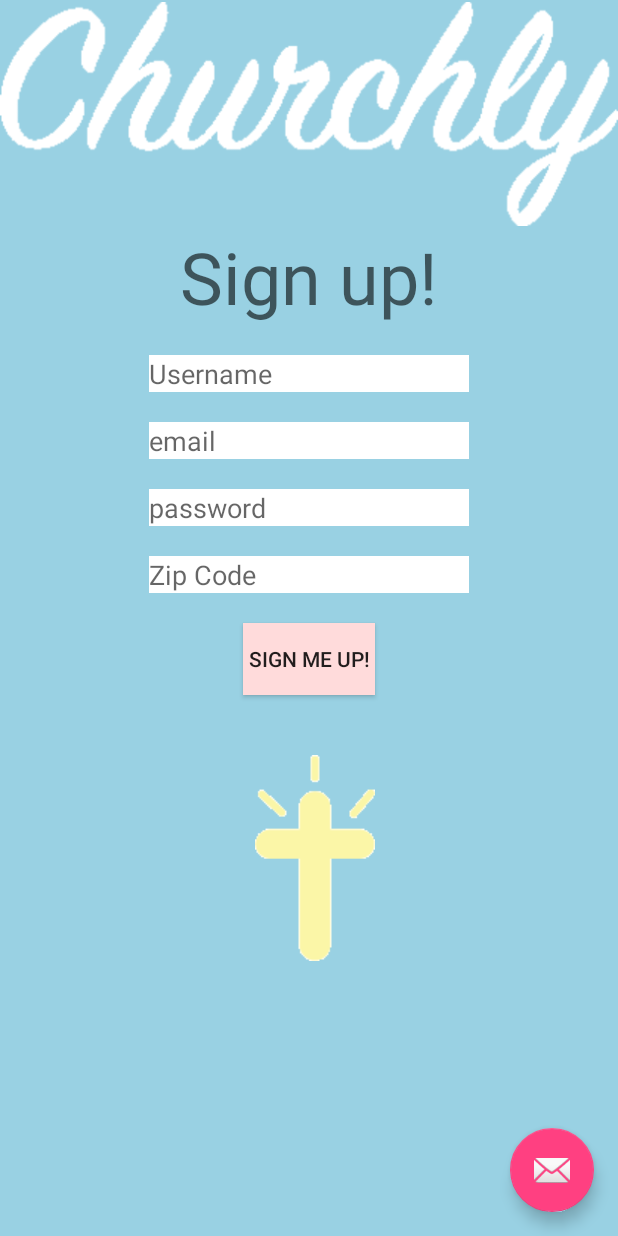
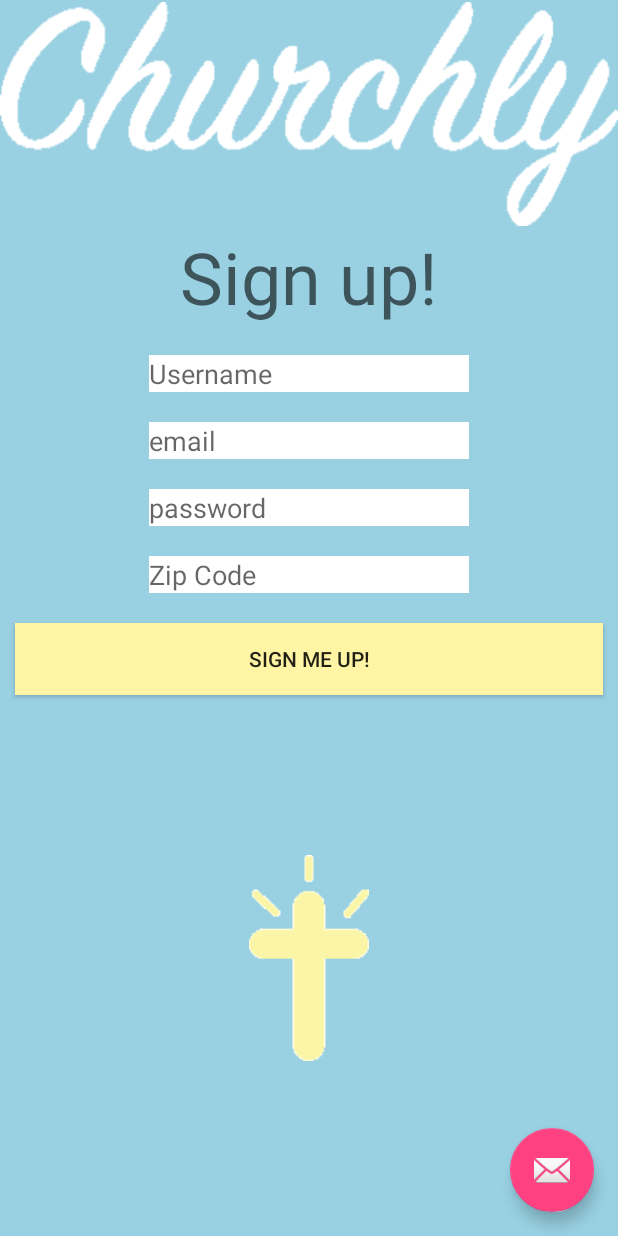
Before and after one commit to tessachi33/Churchly, an Android app: the SignupActivity2 screen opened directly, with no data from a screen before it, on a phone screen of 412 x 824 dp. Run offline under Robolectric (Android 15) with nearby library versions, the phone set to English and light mode, and no system bars; our stand-ins replace ButterKnife; libraries missing offline, so code that uses them is left out: com.parse.

Commit message:
Add fluid color scheme to content_activities

```diff
--- a/app/src/main/res/layout/content_login.xml
+++ b/app/src/main/res/layout/content_login.xml
@@ -82,7 +82,7 @@
         android:text="Log-in"
         android:id="@+id/loginButton"
         android:textStyle="bold"
-        android:background="#ffcbcb"
+        android:background="#ffd4da"
         android:layout_below="@+id/Password"
         android:layout_alignParentLeft="true"
         android:layout_alignParentStart="true"
--- a/app/src/main/res/layout/content_main.xml
+++ b/app/src/main/res/layout/content_main.xml
@@ -33,7 +33,7 @@
         android:text="Log-in"
         android:id="@+id/loginButton"
         android:textStyle="bold"
-        android:background="#ffcbcb"
+        android:background="#FFd4DA"
         android:layout_centerVertical="true"
         android:layout_alignParentLeft="true"
         android:layout_alignParentStart="true"/>
@@ -47,6 +47,6 @@
         android:layout_alignLeft="@+id/loginButton"
         android:layout_alignStart="@+id/loginButton"
         android:layout_marginTop="20dp"
-        android:background="#ffdbdb"
+        android:background="#FFF5A5"
         android:textStyle="bold" />
 </RelativeLayout>
--- a/app/src/main/res/layout/content_signup2.xml
+++ b/app/src/main/res/layout/content_signup2.xml
@@ -70,25 +70,23 @@
         android:background="@android:color/white" />
 
     <Button
-        android:layout_width="wrap_content"
+        android:layout_width="fill_parent"
         android:layout_height="wrap_content"
         android:text="Sign me up!"
         android:id="@+id/signupButton"
         android:layout_centerHorizontal="true"
         android:layout_below="@+id/Zipcode"
         android:layout_marginTop="20dp"
-        android:background="#ffdbdb"
-        />
+        android:background="#FFF5A5"
+        android:layout_marginLeft="10dp" android:layout_marginRight="10dp"/>
     <ImageView
         android:layout_width="wrap_content"
         android:layout_height="wrap_content"
         android:id="@+id/churchly_cross"
         android:src="@drawable/churchly_cross"
         android:background="@android:color/transparent"
-        android:layout_below="@+id/signupButton"
-        android:layout_alignRight="@+id/signupButton"
-        android:layout_alignEnd="@+id/signupButton"
-        android:layout_marginTop="40dp" />
+        android:layout_alignParentBottom="true" android:layout_centerHorizontal="true"
+        android:layout_below="@+id/signupButton" android:layout_marginTop="10dp"/>
 
     <TextView
         android:layout_width="wrap_content"
```
